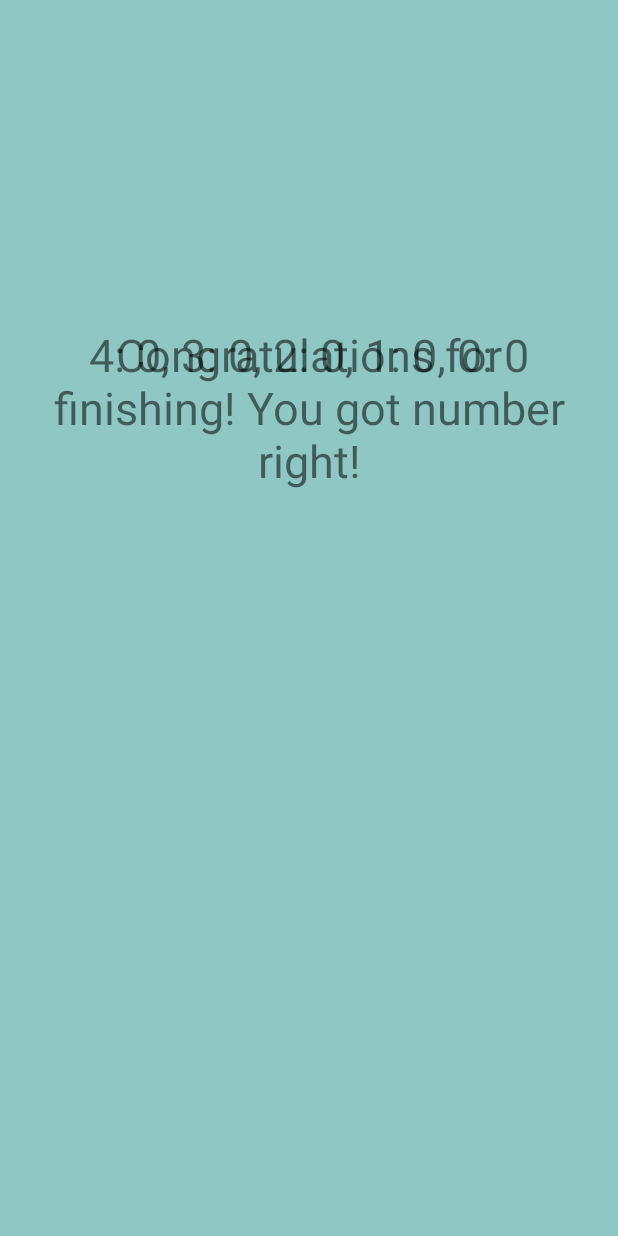
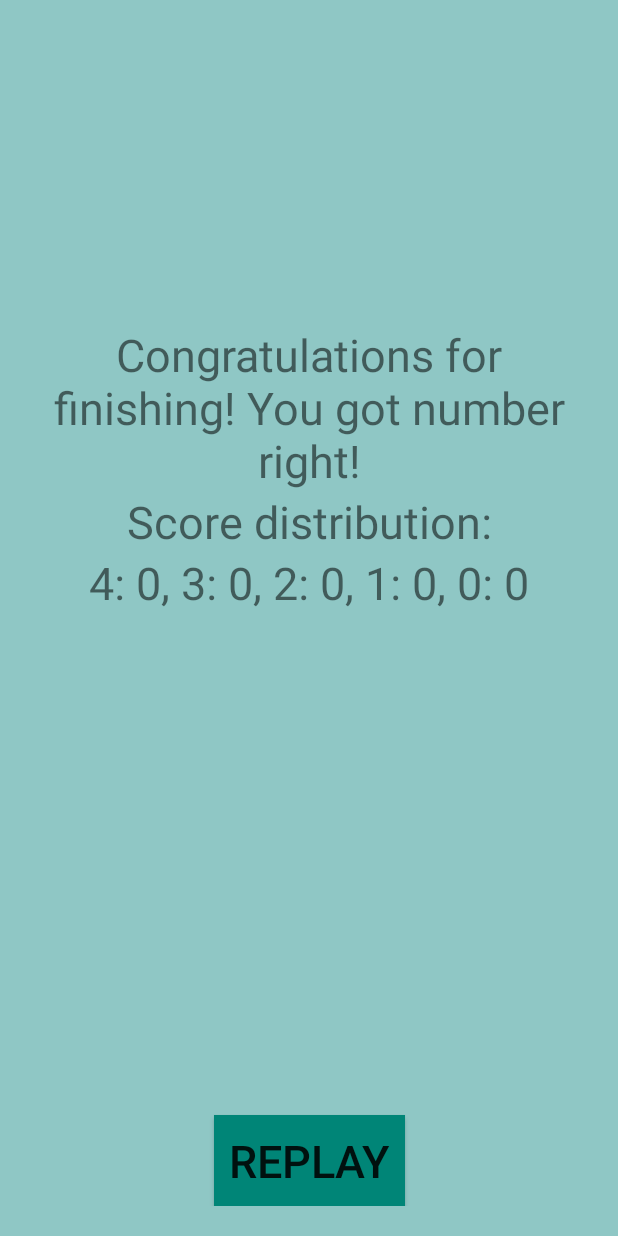
Before and after one commit to helian4096/QuizAppCustom, an Android app: the layout final_page.xml on its own in the app's theme, with its tools: preview values and no code run, on a phone screen of 412 x 824 dp. Run offline under Robolectric (Android 15) with nearby library versions, the phone set to English and light mode, and no system bars.

Commit message:
Lab06c Fixed runtime errors, created final page layout, created replay button.

```diff
--- a/app/src/main/res/layout/final_page.xml
+++ b/app/src/main/res/layout/final_page.xml
@@ -25,6 +25,16 @@
         app:layout_constraintRight_toRightOf="parent"
         app:layout_constraintTop_toTopOf="@id/top_guide"/>
     <TextView
+        android:id="@+id/score_message"
+        android:layout_width="wrap_content"
+        android:layout_height="wrap_content"
+        android:text="@string/score"
+        android:textSize="30sp"
+        android:textAlignment="center"
+        app:layout_constraintLeft_toLeftOf="parent"
+        app:layout_constraintRight_toRightOf="parent"
+        app:layout_constraintTop_toBottomOf="@id/final_message"/>
+    <TextView
         android:id="@+id/score_distribution"
         android:layout_width="wrap_content"
         android:layout_height="wrap_content"
@@ -33,5 +43,17 @@
         android:textAlignment="center"
         app:layout_constraintLeft_toLeftOf="parent"
         app:layout_constraintRight_toRightOf="parent"
-        app:layout_constraintTop_toTopOf="@id/final_message"/>
+        app:layout_constraintTop_toBottomOf="@id/score_message"/>
+    <Button
+        android:id="@+id/replay"
+        android:layout_width="wrap_content"
+        android:layout_height="wrap_content"
+        android:text="@string/replay"
+        android:background="@color/colorPrimary"
+        android:textSize="30sp"
+        android:textAlignment="center"
+        android:padding="10dp"
+        app:layout_constraintLeft_toLeftOf="parent"
+        app:layout_constraintRight_toRightOf="parent"
+        app:layout_constraintBottom_toBottomOf="parent" />
 </androidx.constraintlayout.widget.ConstraintLayout>
--- a/app/src/main/res/layout/home_layout.xml
+++ b/app/src/main/res/layout/home_layout.xml
@@ -40,6 +40,7 @@
         android:text="@string/start"
         android:textSize="30sp"
         android:padding="10dp"
+        android:onClick="startGame"
         app:layout_constraintTop_toBottomOf="@id/name"
         app:layout_constraintLeft_toLeftOf="parent"
         app:layout_constraintRight_toRightOf="parent "/>
--- a/app/src/main/res/layout/main.xml
+++ b/app/src/main/res/layout/main.xml
@@ -40,6 +40,7 @@
         app:layout_constraintTop_toTopOf="@id/top_guide"/>
     <Button
         android:id="@+id/button_continue"
+        android:padding="10dp"
         android:layout_width="wrap_content"
         android:layout_height="wrap_content"
         android:text="@string/next"
--- a/app/src/main/res/values/strings.xml
+++ b/app/src/main/res/values/strings.xml
@@ -9,6 +9,8 @@
     What is the answer to this question?</string>
     <string name="answer">Answer</string>
     <string name="next">Continue</string>
-    <string name="congrats">Congratulations for finishing! You got number right!"</string>
+    <string name="congrats">Congratulations for finishing! You got number right!</string>
+    <string name="score">Score distribution: </string>
     <string name="score_dist">4: 0, 3: 0, 2: 0, 1: 0, 0: 0</string>
+    <string name="replay">Replay</string>
 </resources>
```
Also changed, not shown: app/src/main/java/com/premjithsiddharth/quizappcustom/MainActivity.java (+21 -8 lines).
